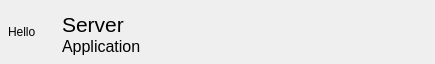
Qt form ui/listview-item.ui (WarpshotCoH/sunrise-launcher) before a commit.
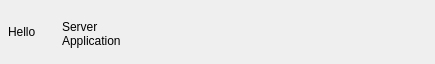
The same form after that commit.

The edit to the form file:
```diff
--- a/ui/listview-item.ui
+++ b/ui/listview-item.ui
@@ -94,11 +94,6 @@
          <verstretch>0</verstretch>
         </sizepolicy>
        </property>
-       <property name="font">
-        <font>
-         <pointsize>16</pointsize>
-        </font>
-       </property>
        <property name="text">
         <string>Server</string>
        </property>
@@ -118,11 +113,6 @@
          <verstretch>0</verstretch>
         </sizepolicy>
        </property>
-       <property name="font">
-        <font>
-         <pointsize>12</pointsize>
-        </font>
-       </property>
        <property name="text">
         <string>Application</string>
        </property>
```
